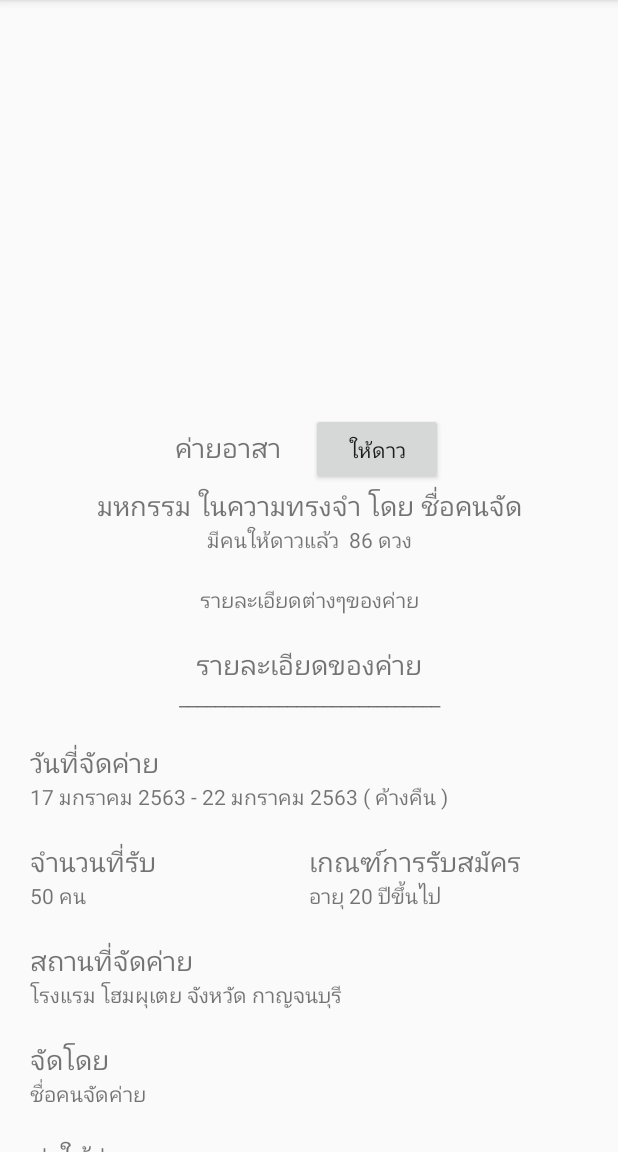
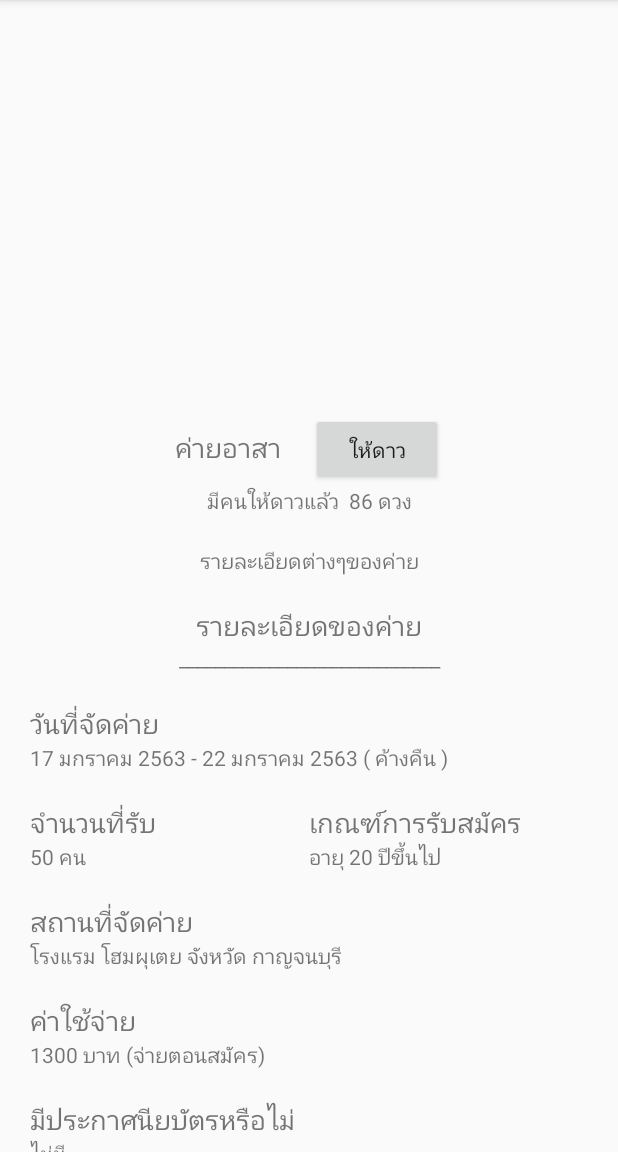
Before and after one commit to TaeNattaphong/DekCamp, an Android app: the CampDetailActivity screen opened directly, with no data from a screen before it, on a phone screen of 412 x 824 dp, the part 84-1236 px from its top. Run offline under Robolectric (Android 15) with nearby library versions, the phone set to English and light mode, and no system bars; 11 statements that could not run were skipped.

Commit message:
fun set component

```diff
--- a/app/src/main/res/layout/activity_camp_detail.xml
+++ b/app/src/main/res/layout/activity_camp_detail.xml
@@ -65,14 +65,6 @@
                     android:layout_height="wrap_content"
                     android:gravity="center"
                     android:orientation="vertical">
-
-                    <TextView
-                        android:id="@+id/namebyTextView"
-                        android:layout_width="match_parent"
-                        android:layout_height="wrap_content"
-                        android:gravity="center"
-                        android:text="มหกรรม ในความทรงจำ โดย ชื่อคนจัด"
-                        android:textSize="18sp" />
 
                     <TextView
                         android:id="@+id/voteTextView"
@@ -192,20 +184,6 @@
                     android:text="โรงแรม โฮมผุเตย จังหวัด กาญจนบุรี" />
 
                 <TextView
-                    android:id="@+id/textView43"
-                    android:layout_width="match_parent"
-                    android:layout_height="wrap_content"
-                    android:layout_marginTop="20dp"
-                    android:text="จัดโดย"
-                    android:textSize="18sp" />
-
-                <TextView
-                    android:id="@+id/byTextView"
-                    android:layout_width="match_parent"
-                    android:layout_height="wrap_content"
-                    android:text="ชื่อคนจัดค่าย" />
-
-                <TextView
                     android:id="@+id/textView48"
                     android:layout_width="match_parent"
                     android:layout_height="wrap_content"
```
Also changed, not shown: app/src/main/java/com/example/dekcamp/CampDetailActivity.kt (+31 -0 lines).
